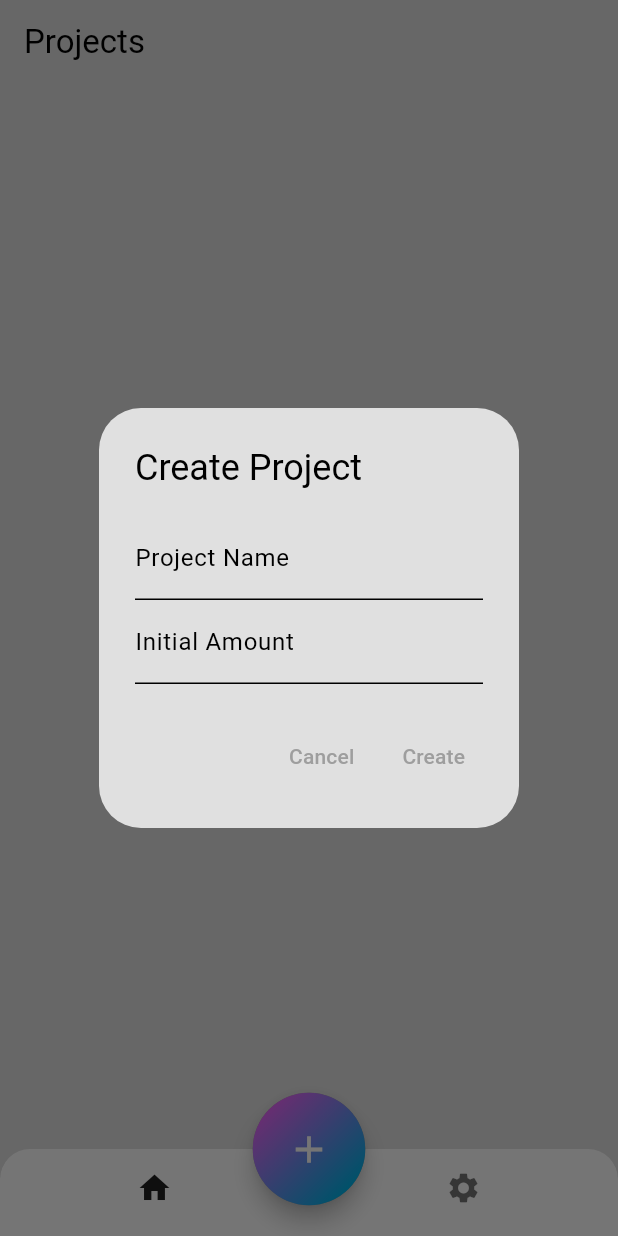
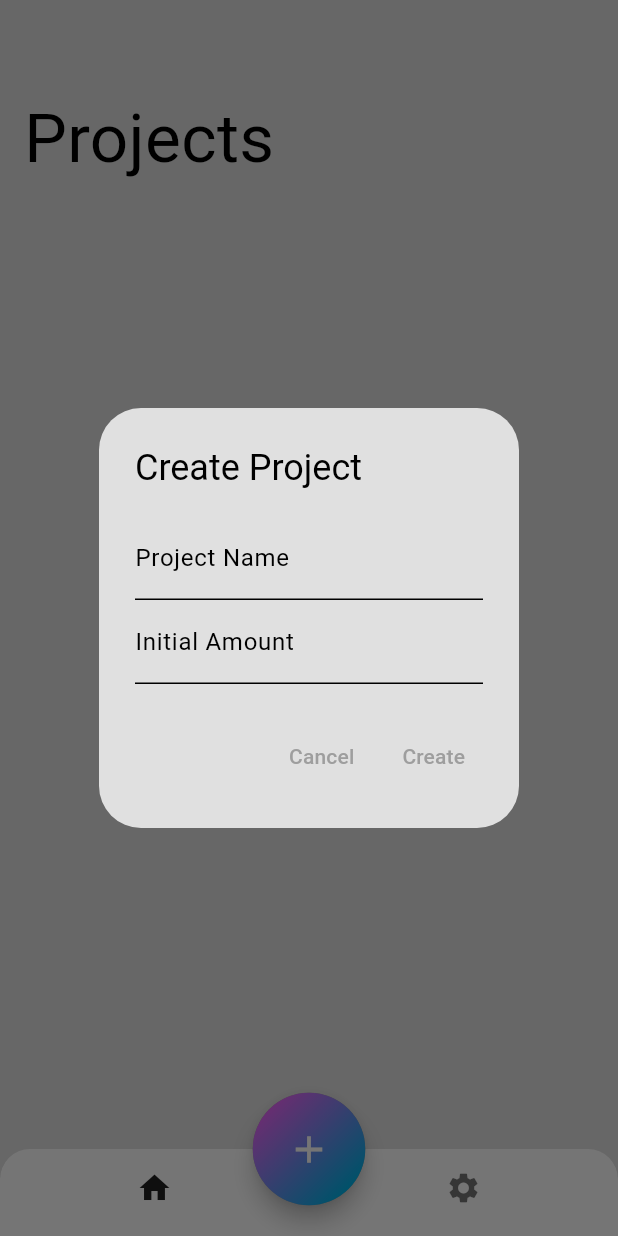
Before and after one commit to Neeth-N/finance_tracker_app, a Flutter app: the screen it shows after launch, after a tap on the "add" icon, on a phone screen of 412 x 824 dp. Run offline on Flutter 3.47's test engine with Material 3 defaults, Android fonts, the phone set to English and light mode, and no system bars; our stand-ins replace cloud_firestore, firebase_core; accounts and stored records are empty.

```diff
--- a/lib/Screens/home_screen.dart
+++ b/lib/Screens/home_screen.dart
@@ -2,21 +2,35 @@ import 'dart:math';
 
 import 'package:cloud_firestore/cloud_firestore.dart';
 import 'package:finance_tracker_app/Screens/project_details_screen.dart';
+import 'package:finance_tracker_app/Screens/setting_screen.dart';
 import 'package:flutter/material.dart';
 
 import '../Models/project.dart';
+import 'main_screen.dart';
 
-class HomeScreen extends StatelessWidget {
+class HomeScreen extends StatefulWidget {
+  @override
+  State<HomeScreen> createState() => _HomeScreenState();
+}
+
+class _HomeScreenState extends State<HomeScreen> {
   final CollectionReference projectsCollection = FirebaseFirestore.instance.collection('projects');
+
+  int index = 0;
 
   @override
   Widget build(BuildContext context) {
     return Scaffold(
-      appBar: AppBar(title: Text('Projects'),backgroundColor: Colors.transparent,),
+      appBar: AppBar(backgroundColor: Colors.transparent,),
       backgroundColor: Theme.of(context).colorScheme.surface,
       bottomNavigationBar: ClipRRect(
         borderRadius: const BorderRadius.vertical(top: Radius.circular(20)),
         child: BottomNavigationBar(
+          onTap: (value){
+            setState((){
+              index = value;
+            });
+          },
           backgroundColor: Theme.of(context).colorScheme.tertiary,
           showSelectedLabels:false,
           showUnselectedLabels: false,
@@ -34,30 +48,7 @@ class HomeScreen extends StatelessWidget {
           ],
         ),
       ),
-      body: StreamBuilder(
-        stream: projectsCollection.snapshots(),
-        builder: (context, AsyncSnapshot<QuerySnapshot> snapshot) {
-          if (!snapshot.hasData) {
-            return Center(child: CircularProgressIndicator());
-          }
-
-          var projects = snapshot.data!.docs.map((doc) => Project.fromFirestore(doc)).toList();
-
-          return ListView.builder(
-            itemCount: projects.length,
-            itemBuilder: (context, index) {
-              var project = projects[index];
-              return ListTile(
-                title: Text(project.name),
-                subtitle: Text('Current Amount: ₹${project.currentAmount.toString()}'),
-                onTap: () => Navigator.push(context, MaterialPageRoute(
-                  builder: (context) => ProjectDetailsScreen(project: project),
-                )),
-              );
-            },
-          );
-        },
-      ),
+      body: index == 0 ? main_screen(projectsCollection: projectsCollection) : setting_screen(),
       floatingActionButtonLocation: FloatingActionButtonLocation.centerDocked,
       floatingActionButton: Container(
         width: 75,
--- /dev/null
+++ b/lib/Screens/main_screen.dart
@@ -0,0 +1,57 @@
+import 'package:cloud_firestore/cloud_firestore.dart';
+import 'package:finance_tracker_app/Screens/project_details_screen.dart';
+import 'package:flutter/cupertino.dart';
+import 'package:flutter/material.dart';
+
+import '../Models/project.dart';
+
+class main_screen extends StatelessWidget {
+  const main_screen({
+    super.key,
+    required this.projectsCollection,
+  });
+
+  final CollectionReference<Object?> projectsCollection;
+
+  @override
+  Widget build(BuildContext context) {
+    return Column(
+      crossAxisAlignment: CrossAxisAlignment.start,
+      children: [
+        const Padding(
+          padding: EdgeInsets.symmetric(vertical: 4.0,horizontal: 16.0),
+          child: Text(
+              'Projects',
+            style: TextStyle(fontSize: 45),
+          ),
+        ),
+        Expanded(
+          child: StreamBuilder(
+            stream: projectsCollection.snapshots(),
+            builder: (context, AsyncSnapshot<QuerySnapshot> snapshot) {
+              if (!snapshot.hasData) {
+                return Center(child: CircularProgressIndicator());
+              }
+
+              var projects = snapshot.data!.docs.map((doc) => Project.fromFirestore(doc)).toList();
+
+              return ListView.builder(
+                itemCount: projects.length,
+                itemBuilder: (context, index) {
+                  var project = projects[index];
+                  return ListTile(
+                    title: Text(project.name),
+                    subtitle: Text('Current Amount: ₹${project.currentAmount.toString()}'),
+                    onTap: () => Navigator.push(context, MaterialPageRoute(
+                      builder: (context) => ProjectDetailsScreen(project: project),
+                    )),
+                  );
+                },
+              );
+            },
+          ),
+        ),
+      ],
+    );
+  }
+}
```
Also changed, not shown: lib/Screens/setting_screen.dart (added, +44 -0 lines).
